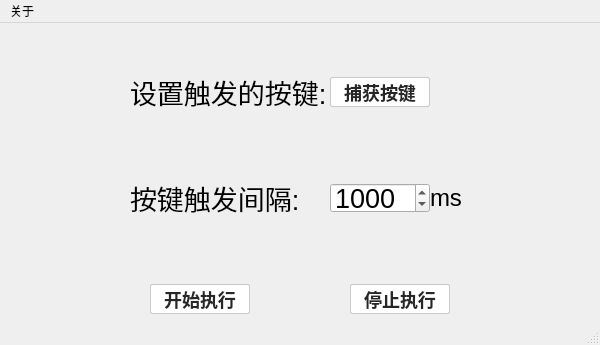
Qt form mainwindow.ui (mmhello123/WindowKeyboardEmulator) before a commit.
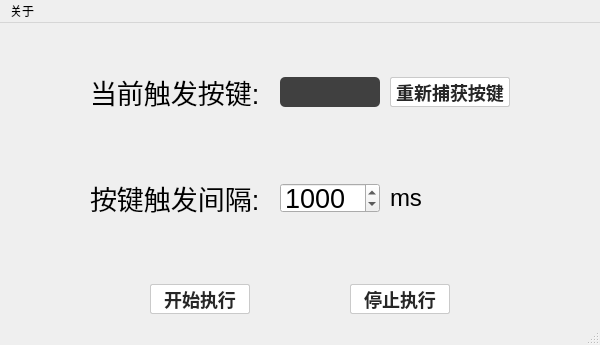
The same form after that commit.

```diff
--- a/mainwindow.ui
+++ b/mainwindow.ui
@@ -46,7 +46,7 @@
     <item>
      <layout class="QHBoxLayout" name="horizontalLayout_3">
       <property name="spacing">
-       <number>0</number>
+       <number>10</number>
       </property>
       <item>
        <spacer name="horizontalSpacer_2">
@@ -65,13 +65,13 @@
        <widget class="QLabel" name="label_3">
         <property name="minimumSize">
          <size>
-          <width>200</width>
+          <width>180</width>
           <height>0</height>
          </size>
         </property>
         <property name="maximumSize">
          <size>
-          <width>200</width>
+          <width>180</width>
           <height>16777215</height>
          </size>
         </property>
@@ -81,7 +81,46 @@
          </font>
         </property>
         <property name="text">
-         <string>设置触发的按键:</string>
+         <string>当前触发按键:</string>
+        </property>
+       </widget>
+      </item>
+      <item>
+       <widget class="QLabel" name="label_pressKey">
+        <property name="sizePolicy">
+         <sizepolicy hsizetype="Expanding" vsizetype="Fixed">
+          <horstretch>0</horstretch>
+          <verstretch>0</verstretch>
+         </sizepolicy>
+        </property>
+        <property name="minimumSize">
+         <size>
+          <width>100</width>
+          <height>30</height>
+         </size>
+        </property>
+        <property name="maximumSize">
+         <size>
+          <width>100</width>
+          <height>30</height>
+         </size>
+        </property>
+        <property name="font">
+         <font>
+          <pointsize>12</pointsize>
+          <bold>true</bold>
+         </font>
+        </property>
+        <property name="styleSheet">
+         <string notr="true">border-radius: 5px;
+color: white;
+background-color: rgb(64, 64, 64);</string>
+        </property>
+        <property name="text">
+         <string/>
+        </property>
+        <property name="alignment">
+         <set>Qt::AlignCenter</set>
         </property>
        </widget>
       </item>
@@ -89,13 +128,13 @@
        <widget class="QPushButton" name="Btn_showKeyPressEaterWidget">
         <property name="minimumSize">
          <size>
-          <width>100</width>
+          <width>120</width>
           <height>30</height>
          </size>
         </property>
         <property name="maximumSize">
          <size>
-          <width>100</width>
+          <width>120</width>
           <height>30</height>
          </size>
         </property>
@@ -138,29 +177,13 @@
 }</string>
         </property>
         <property name="text">
-         <string>捕获按键</string>
+         <string>重新捕获按键</string>
         </property>
         <property name="checkable">
          <bool>false</bool>
         </property>
        </widget>
       </item>
-      <item>
-       <spacer name="horizontalSpacer_8">
-        <property name="orientation">
-         <enum>Qt::Horizontal</enum>
-        </property>
-        <property name="sizeType">
-         <enum>QSizePolicy::Fixed</enum>
-        </property>
-        <property name="sizeHint" stdset="0">
-         <size>
-          <width>40</width>
-          <height>20</height>
-         </size>
-        </property>
-       </spacer>
-      </item>
       <item>
        <spacer name="horizontalSpacer_3">
         <property name="orientation">
@@ -179,7 +202,7 @@
     <item>
      <layout class="QHBoxLayout" name="horizontalLayout">
       <property name="spacing">
-       <number>0</number>
+       <number>10</number>
       </property>
       <item>
        <spacer name="horizontalSpacer_4">
@@ -198,13 +221,13 @@
        <widget class="QLabel" name="label">
         <property name="minimumSize">
          <size>
-          <width>200</width>
+          <width>180</width>
           <height>0</height>
          </size>
         </property>
         <property name="maximumSize">
          <size>
-          <width>200</width>
+          <width>180</width>
           <height>16777215</height>
          </size>
         </property>
@@ -249,13 +272,13 @@
        <widget class="QLabel" name="label_2">
         <property name="minimumSize">
          <size>
-          <width>40</width>
+          <width>120</width>
           <height>0</height>
          </size>
         </property>
         <property name="maximumSize">
          <size>
-          <width>40</width>
+          <width>120</width>
           <height>16777215</height>
          </size>
         </property>
```
